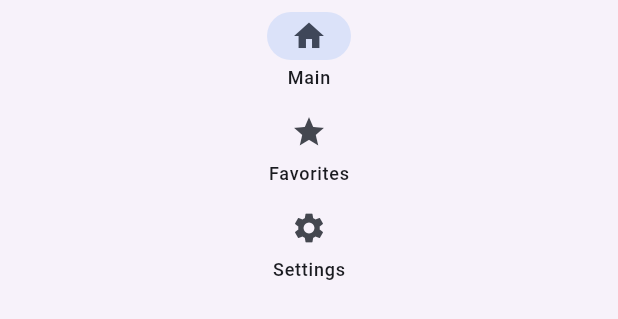
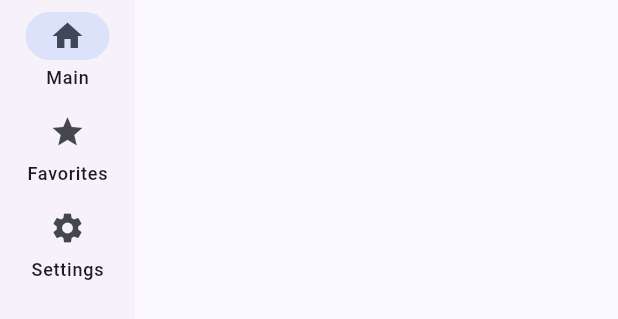
Before and after one commit to AlexeyFloppa/better_io, a Flutter app: the ModuleNavRail widget shown alone on an empty page, opened directly, on a phone screen of 412 x 824 dp. Shown: the top 319 px of the screen. Run offline on Flutter 3.47's test engine with Material 3 defaults, Android fonts, the phone set to English and light mode, and no system bars; our stand-ins replace hive, hive_flutter, syncfusion_flutter_calendar; accounts and stored records are empty.

Commit message:
feat: enhance navigation with calendar screens and FAB integration

```diff
--- a/lib/features/navigation/data/nav_tree.dart
+++ b/lib/features/navigation/data/nav_tree.dart
@@ -1,6 +1,12 @@
 import 'package:better_io/features/example_screens.dart';
 
 import 'package:better_io/features/home/home_screen.dart';
+import 'package:better_io/features/tasks/presentation/screens/calendars/daily_calendar_screen.dart';
+import 'package:better_io/features/tasks/presentation/screens/calendars/monthly_calendars_screen.dart';
+import 'package:better_io/features/tasks/presentation/screens/calendars/schedule_calendar_screen.dart';
+import 'package:better_io/features/tasks/presentation/screens/calendars/weekly_calendars_screen.dart';
+import 'package:better_io/features/tasks/presentation/screens/manage_task/manage_task_screen.dart';
+import 'package:better_io/shared/widgets/fab_button.dart';
 import 'package:flutter/material.dart';
 
 import '../domain/models/section_nav_data.dart';
@@ -43,10 +49,19 @@ final List<SectionNavData> appSections = [
         title: 'Calendar',
         icon: Icons.calendar_today,
         submodules: [
-          SubmoduleNavData(id: 'tasks-daily-calendar', title: 'Daily', icon: Icons.calendar_view_day, screen: ExampleScreen1()),
-          SubmoduleNavData(id: 'tasks-weekly-calendar', title: 'Weekly', icon: Icons.calendar_view_week, screen: ExampleScreen2()),
-          SubmoduleNavData(id: 'tasks-monthly-calendar', title: 'Monthly', icon: Icons.calendar_view_month, screen: ExampleScreen3()),
+          SubmoduleNavData(id: 'tasks-schedule-calendar', title: 'Schedule', icon: Icons.schedule, screen: ScheduleCalendarScreen()),
+          SubmoduleNavData(id: 'tasks-daily-calendar', title: 'Daily', icon: Icons.calendar_view_day, screen: DailyCalendarScreen()),
+          SubmoduleNavData(id: 'tasks-weekly-calendar', title: 'Weekly', icon: Icons.calendar_view_week, screen: WeeklyCalendarScreen()),
+          SubmoduleNavData(id: 'tasks-monthly-calendar', title: 'Monthly', icon: Icons.calendar_view_month, screen: MonthlyCalendarScreen()),
         ],
+        //TODO: replace or add FAB Button to sections,I guess this is the wrong place to add the FAB button, because it will be added to only one module instead of all modules
+        bottomButton: FABButton(
+          onTap: (context) {
+            Navigator.of(context).push(
+              MaterialPageRoute(builder: (context) => ManageTaskScreen()),
+            );
+          },
+        )
       ),
       ModuleNavData(
         id: 'tasks-challenges',
--- a/lib/features/navigation/domain/models/module_nav_data.dart
+++ b/lib/features/navigation/domain/models/module_nav_data.dart
@@ -1,4 +1,3 @@
-import 'package:better_io/features/home/home_screen.dart';
 import 'package:flutter/material.dart';
 import 'submodule_nav_data.dart';
 
@@ -7,13 +6,15 @@ class ModuleNavData {
   final String title;
   final IconData icon;
   final Widget screen;
+  final Widget bottomButton;
   final List<SubmoduleNavData> submodules;
 
   const ModuleNavData({
     required this.id,
     required this.title,
     required this.icon,
-    this.screen = const HomeScreen(),
+    this.bottomButton = const SizedBox.shrink(),
+    this.screen = const SizedBox.shrink(),
     this.submodules = const [],
   });
 }
--- a/lib/features/navigation/presentation/widgets/mobile_layout.dart
+++ b/lib/features/navigation/presentation/widgets/mobile_layout.dart
@@ -36,6 +36,7 @@ class MobileLayout extends StatelessWidget {
       ],
       ),
       bottomNavigationBar: const BottomModuleNav(),
+      floatingActionButton: currentModule.bottomButton,
     );
   }
 }
--- a/lib/features/navigation/presentation/widgets/module_nav_rail.dart
+++ b/lib/features/navigation/presentation/widgets/module_nav_rail.dart
@@ -13,13 +13,22 @@ class ModuleNavRail extends StatelessWidget {
     final selectedIndex =
         modules.indexWhere((m) => m.id == controller.selectedModuleId);
 
-    return NavigationRail(
+    final currentModule = selectedIndex >= 0 && selectedIndex < modules.length
+        ? modules[selectedIndex]
+        : null;
+
+    return Container(
+      color: Theme.of(context).appBarTheme.backgroundColor ?? Theme.of(context).colorScheme.surface,
+      width: 90, // or whatever width you want
+      child: Column(
+        children: [
+          Expanded(
+            child: NavigationRail(
               selectedIndex: selectedIndex,
               labelType: NavigationRailLabelType.all,
               onDestinationSelected: (index) {
                 final module = modules[index];
                 controller.setModule(module.id);
-        // Only set submodule if there are submodules
                 if (module.submodules.isNotEmpty) {
                   controller.setSubmodule(module.submodules.first.id);
                 }
@@ -30,6 +39,15 @@ class ModuleNavRail extends StatelessWidget {
                         label: Text(module.title),
                       ))
                   .toList(),
+            ),
+          ),
+          // TODO: Rewrite it becasue if we have no button, we have shirink sized box, with padding, which is not good
+          Padding(
+            padding: const EdgeInsets.all(16.0),
+            child: currentModule?.bottomButton
+          ),
+        ],
+      ),
     );
   }
 }
```
Also changed, not shown: lib/features/tasks/presentation/screens/calendars/calendars_screen.dart (deleted, +0 -64 lines), lib/features/tasks/presentation/screens/calendars/daily_calendar_screen.dart (+0 -20 lines), lib/features/tasks/presentation/screens/calendars/monthly_calendars_screen.dart (+0 -20 lines), lib/features/tasks/presentation/screens/calendars/schedule_calendar_screen.dart (+0 -20 lines), lib/features/tasks/presentation/screens/calendars/weekly_calendars_screen.dart (+0 -20 lines), lib/features/tasks/presentation/widgets/add_task_button.dart (deleted, +0 -19 lines), lib/shared/widgets/fab_button.dart (added, +37 -0 lines), 1 other file. Lines whose indentation alone changed are shown as unchanged.
